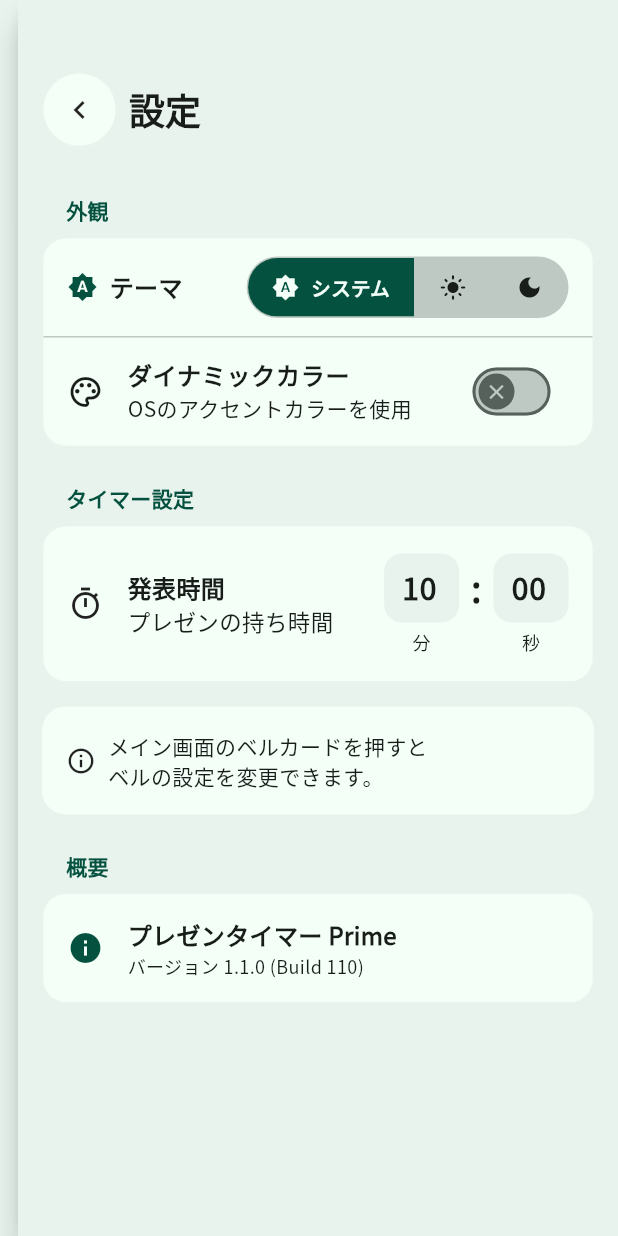
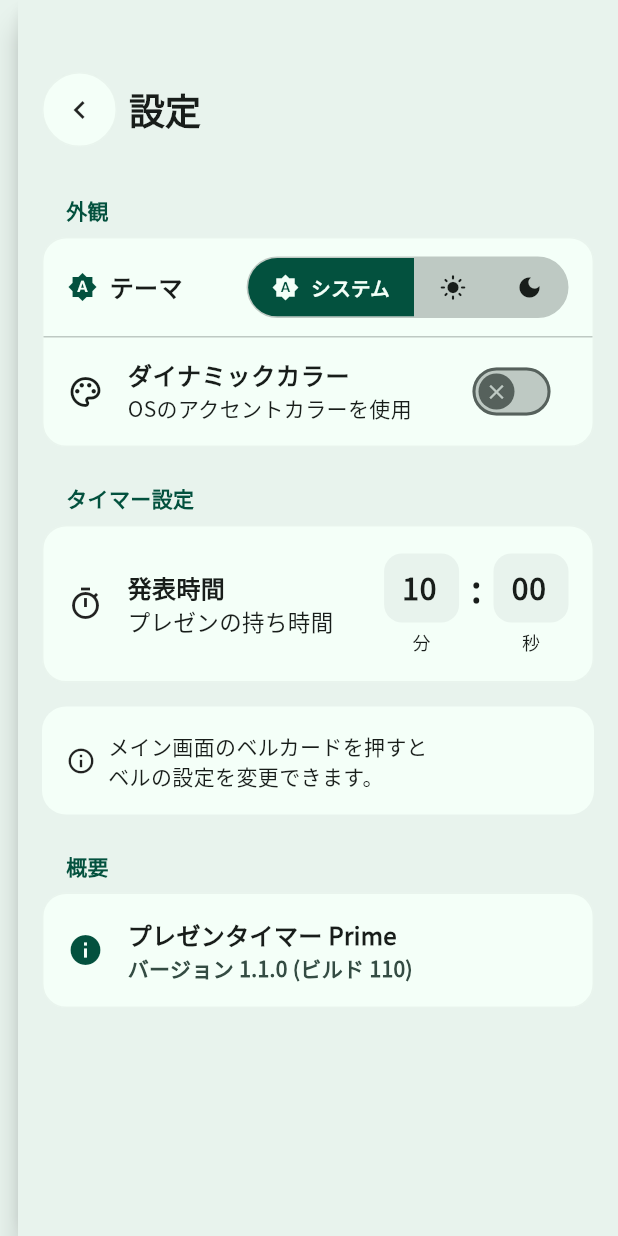
Before and after one commit to Girky0815/presentationtimer_prime, a Flutter app: the SettingsPanel widget shown alone on an empty page, opened directly, on a phone screen of 412 x 824 dp. Run offline on Flutter 3.47's test engine with Material 3 defaults, Android fonts, the phone set to English and light mode, and no system bars; drawn by our look-alikes of dynamic_color; our stand-ins replace audioplayers, google_fonts, package_info_plus.

Commit message:
v1.1.0: バージョン表示のテキスト修正

```diff
--- a/lib/main.dart
+++ b/lib/main.dart
@@ -1104,10 +1104,11 @@ class _SettingsPanelState extends State<SettingsPanel> {
                                       color: colorScheme.onSurface)),
                               if (_packageInfo != null)
                                 Text(
-                                    "バージョン ${_packageInfo!.version} (Build ${_packageInfo!.buildNumber})",
+                                    "バージョン ${_packageInfo!.version} (ビルド ${_packageInfo!.buildNumber})",
                                     style: TextStyle(
-                                        fontSize: 12,
-                                        color: colorScheme.onSurfaceVariant)),
+                                        fontSize: 14,
+                                        fontWeight: FontWeight.w600,
+                                        color: colorScheme.secondary)),
                             ],
                           ),
                         ],
```
